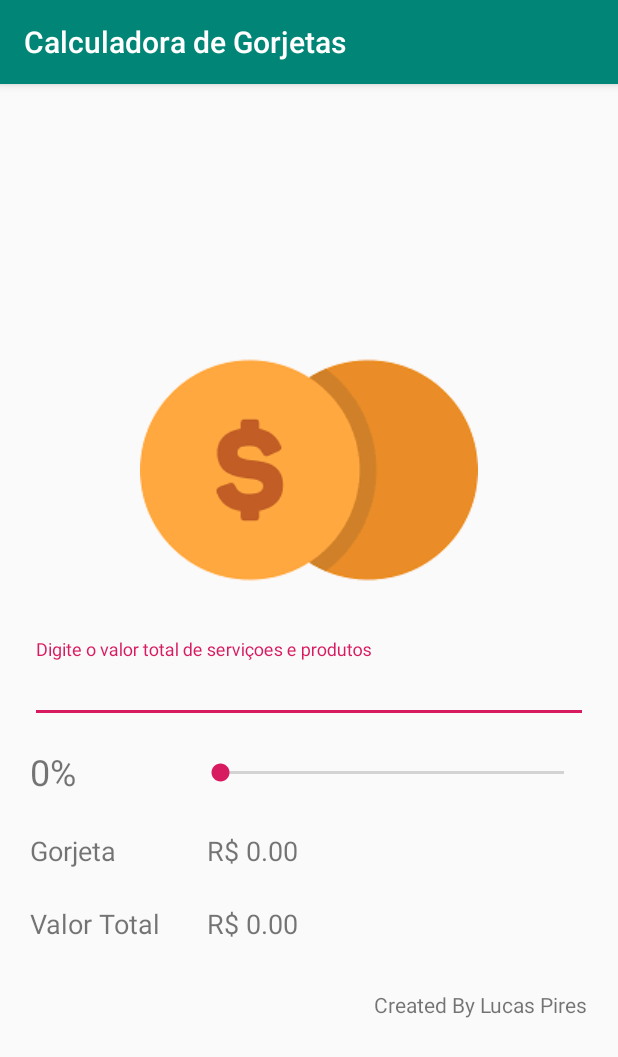
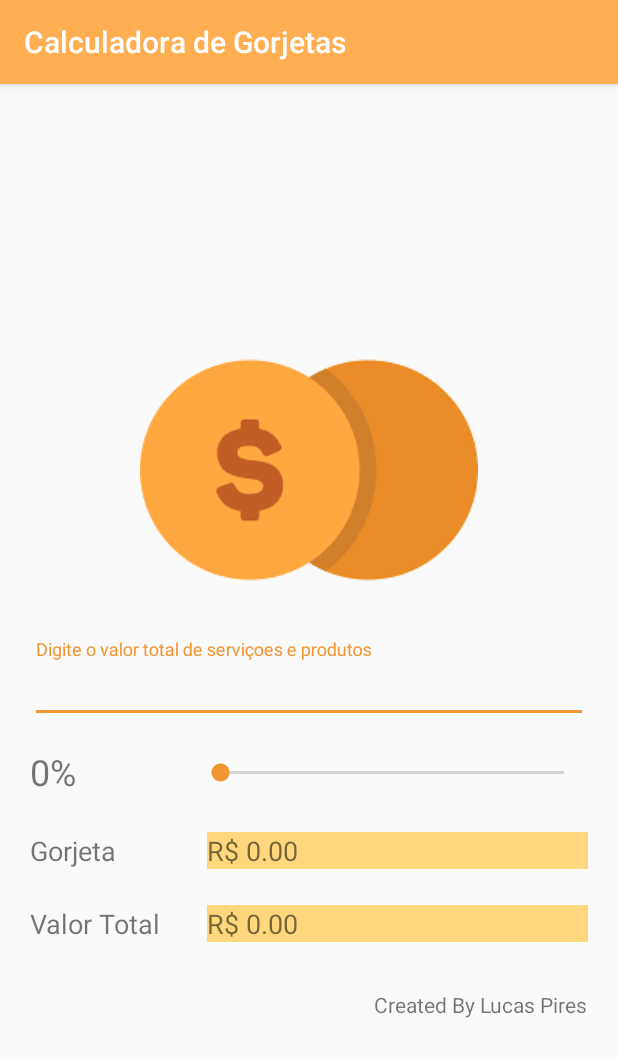
Before and after one commit to LFPires1993/AppTipsCalculator, an Android app: the screen it shows after launch (MainActivity), on a phone screen of 412 x 824 dp. Shown: the top 1057 px of the screen. Run offline under Robolectric (Android 15) with nearby library versions, the phone set to English and light mode, and no system bars.

Commit message:
Customizing colors and finish layout

```diff
--- a/app/src/main/res/layout/activity_main.xml
+++ b/app/src/main/res/layout/activity_main.xml
@@ -83,6 +83,7 @@
         android:id="@+id/textView4"
         android:layout_width="0dp"
         android:layout_height="wrap_content"
+        android:background="@color/colorCaixaDeValores"
         android:text="@string/TextView_Valor_Final_Inicial"
         android:textSize="18sp"
         app:layout_constraintBaseline_toBaselineOf="@+id/textView2"
@@ -93,6 +94,7 @@
         android:id="@+id/textView5"
         android:layout_width="0dp"
         android:layout_height="wrap_content"
+        android:background="@color/colorCaixaDeValores"
         android:text="@string/TextView_Valor_Final_Inicial"
         android:textSize="18sp"
         app:layout_constraintBaseline_toBaselineOf="@+id/textView3"
--- a/app/src/main/res/values/colors.xml
+++ b/app/src/main/res/values/colors.xml
@@ -1,6 +1,7 @@
 <?xml version="1.0" encoding="utf-8"?>
 <resources>
-    <color name="colorPrimary">#008577</color>
-    <color name="colorPrimaryDark">#00574B</color>
-    <color name="colorAccent">#D81B60</color>
+    <color name="colorPrimary">#FFAE51</color>
+    <color name="colorPrimaryDark">#F09633</color>
+    <color name="colorAccent">#F09633</color>
+    <color name="colorCaixaDeValores">#FFD77D</color>
 </resources>
```
